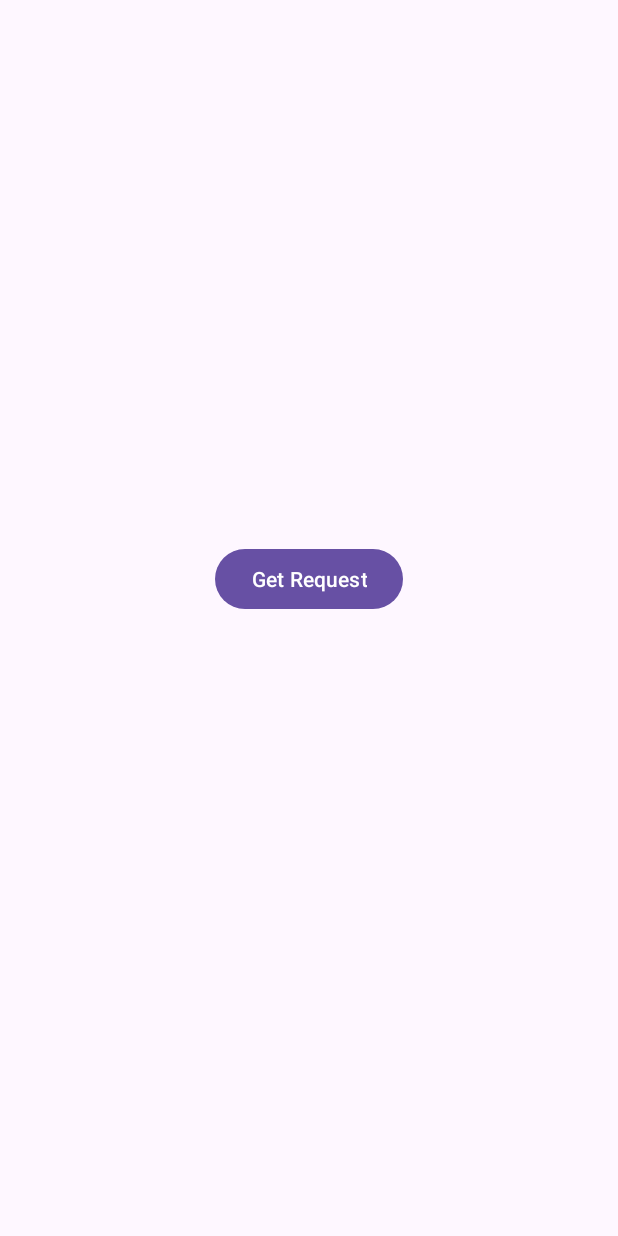
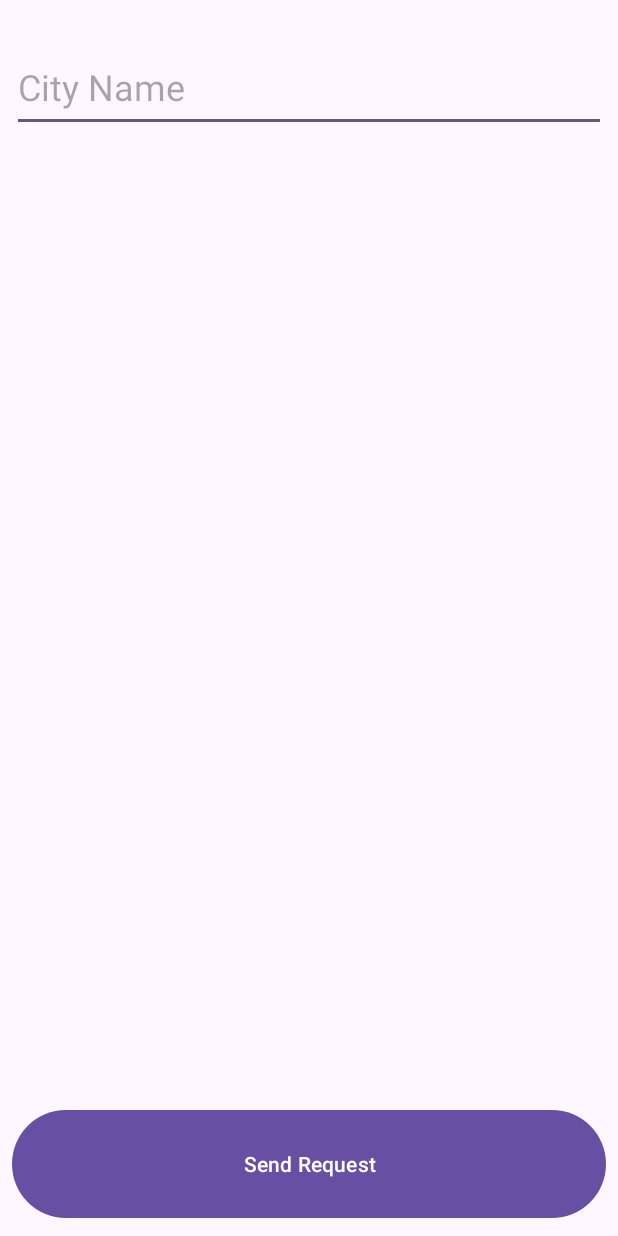
Before and after one commit to School-Jordy/MobieleApps2-WeatherApp, an Android app: the screen it shows after launch (MainActivity), on a phone screen of 412 x 824 dp. Run offline under Robolectric (Android 15) with nearby library versions, the phone set to English and light mode, and no system bars; pictures from the network do not load.

```diff
--- a/app/src/main/java/com/example/weatherapp/view/MainActivity.kt
+++ b/app/src/main/java/com/example/weatherapp/view/MainActivity.kt
@@ -1,50 +1,105 @@
 package com.example.weatherapp.view
-
-import android.annotation.SuppressLint
 import androidx.appcompat.app.AppCompatActivity
 import android.os.Bundle
 import android.view.View
 import android.widget.Button
-import android.widget.ProgressBar
+import android.widget.EditText
+import android.widget.ImageView
 import android.widget.TextView
-import androidx.lifecycle.ViewModelProvider
-import com.android.volley.Request
-import com.android.volley.RequestQueue
-import com.android.volley.toolbox.JsonObjectRequest
-import com.android.volley.toolbox.Volley
+import com.bumptech.glide.Glide
 import com.example.weatherapp.R
-import com.example.weatherapp.viewmodel.MyViewModel
+import com.example.weatherapp.model.CurrentWeatherResponse
+import com.example.weatherapp.viewmodel.MainViewModel
+import java.lang.StringBuilder
 
 class MainActivity : AppCompatActivity() {
-    private lateinit var viewModel: MyViewModel
+
+    private lateinit var mainViewModel: MainViewModel
+
+    private lateinit var etCityName: EditText
+    private lateinit var imgCondition: ImageView
+    private lateinit var tvResult: TextView
+    private lateinit var btnSend: Button
 
     override fun onCreate(savedInstanceState: Bundle?) {
         super.onCreate(savedInstanceState)
         setContentView(R.layout.activity_main)
 
-        val tvResult = findViewById<TextView>(R.id.tv_result)
-        val btnGet = findViewById<Button>(R.id.btn_get)
-        val loading = findViewById<ProgressBar>(R.id.loading)
+        mainViewModel = MainViewModel()
+        subscribe()
 
-        btnGet.setOnClickListener {
-            loading.visibility = View.VISIBLE
-            val url = "https://catfact.ninja/fact"
-            val queue: RequestQueue = Volley.newRequestQueue(this)
-            val request = JsonObjectRequest(Request.Method.GET, url, null, { response ->
-                loading.visibility = View.INVISIBLE
-                try {
-                    val fact = response.getString("fact")
+        etCityName = findViewById(R.id.et_city_name)
+        imgCondition = findViewById(R.id.img_condition)
+        tvResult = findViewById(R.id.tv_result)
+        btnSend = findViewById(R.id.btn_send_request)
 
-                    tvResult.text = fact
-                } catch (e: Exception) {
-                    val msg = "error: ${e.message}"
-                    tvResult.text = msg
-                }
-            }, { error ->
-                loading.visibility = View.INVISIBLE
-                tvResult.text = error.message
-        })
-            queue.add(request)
+        // Add on click button to the send button
+        btnSend.setOnClickListener {
+            // Text field validation
+            if (etCityName.text.isNullOrEmpty() or etCityName.text.isNullOrBlank()) {
+                etCityName.error = "Field can't be null"
+            } else {
+                // Get weather data
+                mainViewModel.getWeatherData(etCityName.text.toString())
+            }
         }
     }
+
+    private fun subscribe() {
+        mainViewModel.isLoading.observe(this) { isLoading ->
+            // Set the result text to Loading
+            if (isLoading) tvResult.text = resources.getString(R.string.loading)
+        }
+
+        mainViewModel.isError.observe(this) { isError ->
+            // Hide display image and set the result text to the error message
+            if (isError) {
+                imgCondition.visibility = View.GONE
+                tvResult.text = mainViewModel.errorMessage
+            }
+        }
+
+        mainViewModel.weatherData.observe(this) { weatherData ->
+            // Display weather data to the UI
+            setResultText(weatherData)
+        }
+    }
+
+    private fun setResultText(weatherData: CurrentWeatherResponse) {
+        val resultText = StringBuilder("Result:\n")
+
+        weatherData.location.let { location ->
+            resultText.append("Name: ${location?.name}\n")
+            resultText.append("Region: ${location?.region}\n")
+            resultText.append("Country: ${location?.country}\n")
+            resultText.append("Timezone ID: ${location?.tzId}\n")
+            resultText.append("Local Time: ${location?.localtime}\n")
+        }
+
+        weatherData.current.let { current ->
+            current?.condition.let { condition ->
+                resultText.append("Condition: ${condition?.text}\n")
+                setResultImage(condition?.icon)
+            }
+            resultText.append("Celcius: ${current?.tempC}\n")
+            resultText.append("Fahrenheit: ${current?.tempF}\n")
+        }
+
+        tvResult.text = resultText
+    }
+
+    private fun setResultImage(imageUrl: String?) {
+        // Display image when image url is available
+        imageUrl.let { url ->
+            Glide.with(applicationContext)
+                .load("https:$url")
+                .into(imgCondition)
+
+            imgCondition.visibility = View.VISIBLE
+            return
+        }
+
+        // Hide image when image url is null
+        imgCondition.visibility = View.GONE
+    }
 }
--- /dev/null
+++ b/app/src/main/java/com/example/weatherapp/viewmodel/MainViewModel.kt
@@ -0,0 +1,70 @@
+package com.example.weatherapp.viewmodel
+import android.app.Application
+import androidx.lifecycle.LiveData
+import androidx.lifecycle.MutableLiveData
+import androidx.lifecycle.ViewModel
+import com.example.weatherapp.model.CurrentWeatherResponse
+import com.example.weatherapp.networking.ApiConfig
+import retrofit2.Callback
+import retrofit2.Call
+import retrofit2.Response
+
+class MainViewModel() : ViewModel() {
+
+    private val _weatherData = MutableLiveData<CurrentWeatherResponse>()
+    val weatherData: LiveData<CurrentWeatherResponse> get() = _weatherData
+
+    private val _isLoading = MutableLiveData<Boolean>()
+    val isLoading: LiveData<Boolean> get() = _isLoading
+
+    private val _isError = MutableLiveData<Boolean>()
+    val isError: LiveData<Boolean> get() = _isError
+
+    var errorMessage: String = ""
+        private set
+
+    fun getWeatherData(city: String) {
+
+        _isLoading.value = true
+        _isError.value = false
+
+        val client = ApiConfig.getApiService().getCurrentWeather(city= city)
+
+        // Send API request using Retrofit
+        client.enqueue(object : Callback<CurrentWeatherResponse> {
+
+            override fun onResponse(
+                call: Call<CurrentWeatherResponse>,
+                response: Response<CurrentWeatherResponse>
+            ) {
+                val responseBody = response.body()
+                if (!response.isSuccessful || responseBody == null) {
+                    onError("Data Processing Error")
+                    return
+                }
+
+                _isLoading.value = false
+                _weatherData.postValue(responseBody)
+            }
+
+            override fun onFailure(call: Call<CurrentWeatherResponse>, t: Throwable) {
+                onError(t.message)
+                t.printStackTrace()
+            }
+
+        })
+    }
+
+    private fun onError(inputMessage: String?) {
+
+        val message = if (inputMessage.isNullOrBlank() or inputMessage.isNullOrEmpty()) "Unknown Error"
+        else inputMessage
+
+        errorMessage = StringBuilder("ERROR: ")
+            .append("$message some data may not displayed properly").toString()
+
+        _isError.value = true
+        _isLoading.value = false
+    }
+
+}
--- a/app/src/main/res/layout/activity_main.xml
+++ b/app/src/main/res/layout/activity_main.xml
@@ -1,43 +1,55 @@
 <?xml version="1.0" encoding="utf-8"?>
 <androidx.constraintlayout.widget.ConstraintLayout xmlns:android="http://schemas.android.com/apk/res/android"
+    xmlns:app="http://schemas.android.com/apk/res-auto"
     xmlns:tools="http://schemas.android.com/tools"
     android:layout_width="match_parent"
     android:layout_height="match_parent"
-    xmlns:app="http://schemas.android.com/apk/res-auto"
+    android:padding="8dp"
     tools:context=".view.MainActivity">
 
-    <ProgressBar
-        android:id="@+id/loading"
-        android:layout_width="wrap_content"
+    <EditText
+        android:id="@+id/et_city_name"
+        android:layout_width="match_parent"
+        android:layout_height="60dp"
+        android:layout_marginTop="20dp"
+        app:layout_constraintTop_toTopOf="parent"
+        app:layout_constraintStart_toStartOf="parent"
+        app:layout_constraintEnd_toEndOf="parent"
+        android:hint="@string/city_name"
+        android:textSize="24sp"
+        android:inputType="text"
+        />
+
+    <ImageView
+        android:id="@+id/img_condition"
+        android:layout_width="80dp"
+        android:layout_height="80dp"
+        android:layout_marginTop="20dp"
+        android:layout_marginBottom="20dp"
+        app:layout_constraintTop_toBottomOf="@id/et_city_name"
+        app:layout_constraintStart_toStartOf="parent"
+        tools:src="@tools:sample/avatars"
+        />
+
+    <TextView
+        android:id="@+id/tv_result"
+        android:layout_width="match_parent"
         android:layout_height="wrap_content"
-        android:layout_margin="40dp"
-        android:visibility="invisible"
+        android:layout_marginTop="20dp"
+        app:layout_constraintTop_toBottomOf="@+id/img_condition"
+        app:layout_constraintStart_toStartOf="parent"
+        app:layout_constraintEnd_toEndOf="parent"
+        android:textSize="18sp"
+        />
+
+    <Button
+        android:id="@+id/btn_send_request"
+        android:layout_width="match_parent"
+        android:layout_height="80dp"
         app:layout_constraintBottom_toBottomOf="parent"
+        app:layout_constraintStart_toStartOf="parent"
         app:layout_constraintEnd_toEndOf="parent"
-        app:layout_constraintStart_toStartOf="parent"
-        app:layout_constraintTop_toTopOf="parent"/>
+        android:text="@string/send_request"
+        />
 
-    <androidx.appcompat.widget.LinearLayoutCompat
-        android:layout_width="match_parent"
-        android:layout_height="match_parent"
-        android:gravity="center"
-        android:orientation="vertical"
-        app:layout_constraintBottom_toBottomOf="parent"
-        app:layout_constraintEnd_toEndOf="parent"
-        app:layout_constraintStart_toStartOf="parent"
-        app:layout_constraintTop_toTopOf="parent">
-
-        <Button
-            android:id="@+id/btn_get"
-            android:layout_width="wrap_content"
-            android:layout_height="wrap_content"
-            android:text="Get Request" />
-
-        <TextView
-            android:layout_width="wrap_content"
-            android:padding="16dp"
-            android:id="@+id/tv_result"
-            android:layout_height="wrap_content"/>
-    </androidx.appcompat.widget.LinearLayoutCompat>
-
-  </androidx.constraintlayout.widget.ConstraintLayout>
+</androidx.constraintlayout.widget.ConstraintLayout>
--- a/app/src/main/res/values/strings.xml
+++ b/app/src/main/res/values/strings.xml
@@ -1,3 +1,8 @@
 <resources>
     <string name="app_name">WeatherApp</string>
+
+    <string name="city_name">City Name</string>
+    <string name="send_request">Send Request</string>
+    <string name="loading">Loading…</string>
+
 </resources>
```
Also changed, not shown: app/build.gradle.kts (+19 -3 lines), app/src/main/java/com/example/weatherapp/model/ApiService.kt (+17 -11 lines), app/src/main/java/com/example/weatherapp/model/CurrentWeatherResponse.kt (added, +123 -0 lines), app/src/main/java/com/example/weatherapp/networking/ApiConfig.kt (added, +33 -0 lines), app/src/main/java/com/example/weatherapp/networking/ApiService.kt (added, +13 -0 lines), app/src/main/java/com/example/weatherapp/viewmodel/MyViewmodel.kt (deleted, +0 -23 lines).
